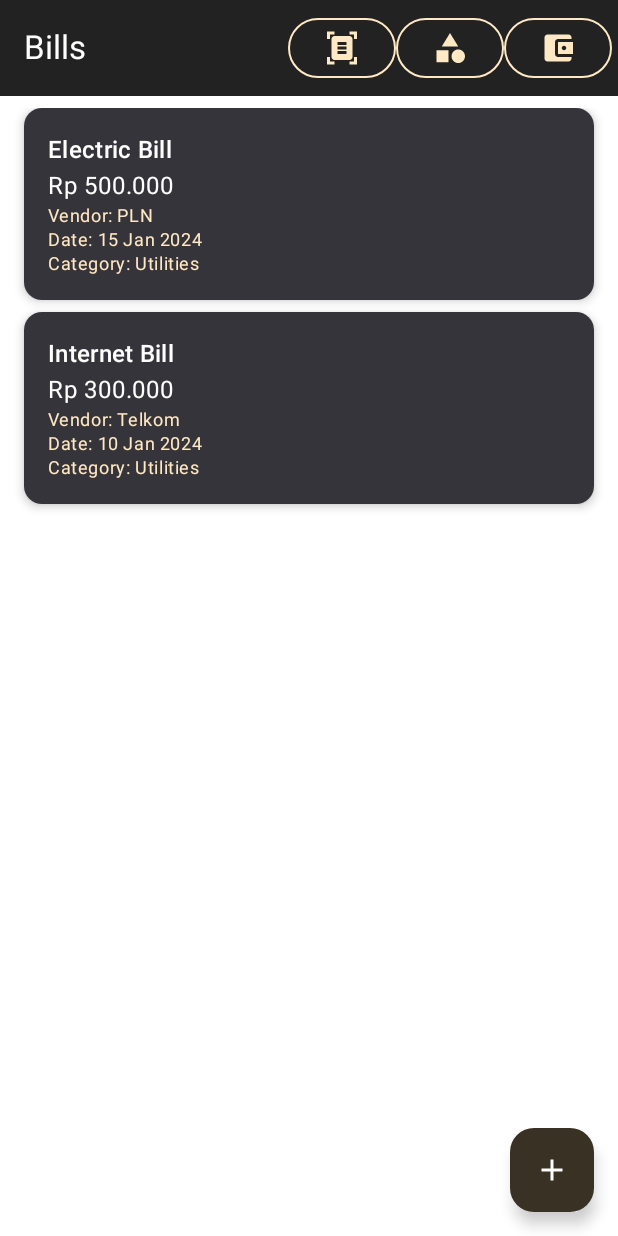
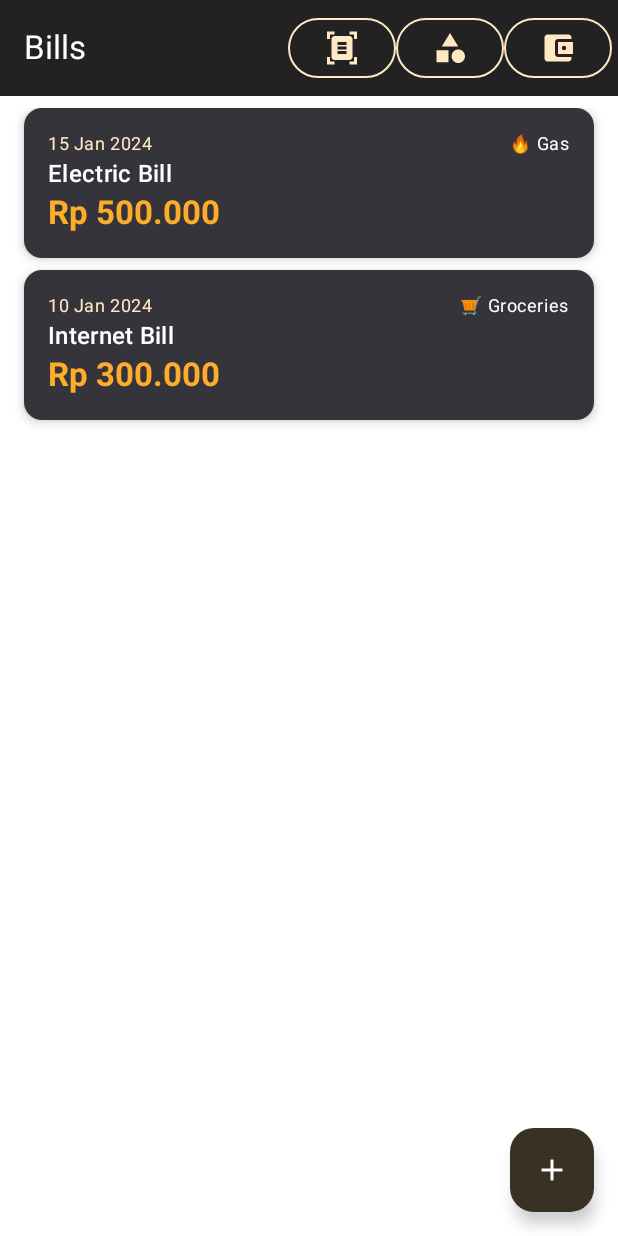
Before and after one commit to auliaadil/one-vault, an Android app built with Jetpack Compose: the @Preview function BillListScreenPreview, on a phone screen of 412 x 824 dp. Run offline under Robolectric (Android 15) with nearby library versions, the light colour scheme and no system bars.

Commit message:
Refactor bill category from string to ID reference and adjust UI
This commit refactors the bill data model to use a `categoryId` (Long) instead of a `category` (String), establishing a proper relationship with the `BillCategory` entity.

Key changes:
- Updated the `BillEntity` database schema to replace the `category` text column with `categoryId`.
- Modified the `Bill` data model and repository to use `categoryId`.
- Updated the Bill Form, List, and Detail screens to handle the new `categoryId` relationship.
- Refined the `BillCard` UI to display more information, including the category icon.
- Changed the "Vendor" field label to "Vendor (Optional)" for clarity.

```diff
--- a/app/src/main/java/com/adilstudio/project/onevault/di/viewModelModule.kt
+++ b/app/src/main/java/com/adilstudio/project/onevault/di/viewModelModule.kt
@@ -12,7 +12,7 @@ import org.koin.core.module.dsl.viewModel
 import org.koin.dsl.module
 
 val viewModelModule = module {
-    viewModel { BillTrackerViewModel(get(), get(), get(), get()) }
+    viewModel { BillTrackerViewModel(get(), get(), get(), get(), get(), get()) }
     viewModel { BillCategoryViewModel(get(), get(), get(), get(), get(), get()) }
     viewModel { CredentialListViewModel(get(), get()) }
     viewModel { FileVaultViewModel() }
--- a/app/src/main/java/com/adilstudio/project/onevault/domain/model/Bill.kt
+++ b/app/src/main/java/com/adilstudio/project/onevault/domain/model/Bill.kt
@@ -7,7 +7,7 @@ import java.time.LocalDate
 data class Bill(
     val id: Long,
     val title: String,
-    val category: String? = null, // Optional category
+    val categoryId: Long? = null, // Reference to BillCategory
     val amount: Double,
     val vendor: String,
     val billDate: String, // Store as ISO date string (YYYY-MM-DD)
--- a/app/src/main/java/com/adilstudio/project/onevault/domain/model/BillCategory.kt
+++ b/app/src/main/java/com/adilstudio/project/onevault/domain/model/BillCategory.kt
@@ -25,4 +25,12 @@ data class BillCategory(
     val isEditable: Boolean = true,
     val createdAt: Long,
     val updatedAt: Long
-)
+) {
+    fun getIconAndName(): String {
+        return if (icon.isEmpty()) {
+            name
+        } else {
+            "$icon $name"
+        }
+    }
+}
--- a/app/src/main/java/com/adilstudio/project/onevault/presentation/bill/BillListScreen.kt
+++ b/app/src/main/java/com/adilstudio/project/onevault/presentation/bill/BillListScreen.kt
@@ -2,6 +2,7 @@ package com.adilstudio.project.onevault.presentation.bill
 
 import android.net.Uri
 import androidx.compose.foundation.layout.Arrangement
+import androidx.compose.foundation.layout.Box
 import androidx.compose.foundation.layout.Column
 import androidx.compose.foundation.layout.Row
 import androidx.compose.foundation.layout.Spacer
@@ -9,6 +10,7 @@ import androidx.compose.foundation.layout.fillMaxSize
 import androidx.compose.foundation.layout.fillMaxWidth
 import androidx.compose.foundation.layout.padding
 import androidx.compose.foundation.layout.size
+import androidx.compose.foundation.layout.width
 import androidx.compose.foundation.lazy.LazyColumn
 import androidx.compose.material.icons.Icons
 import androidx.compose.material.icons.filled.AccountBalanceWallet
@@ -34,11 +36,14 @@ import androidx.compose.ui.Alignment
 import androidx.compose.ui.Modifier
 import androidx.compose.ui.res.dimensionResource
 import androidx.compose.ui.res.stringResource
+import androidx.compose.ui.text.font.FontWeight
 import androidx.compose.ui.tooling.preview.Preview
 import com.adilstudio.project.onevault.R
 import com.adilstudio.project.onevault.core.util.DateUtil
 import com.adilstudio.project.onevault.core.util.RupiahFormatter
 import com.adilstudio.project.onevault.domain.model.Bill
+import com.adilstudio.project.onevault.domain.model.BillCategory
+import com.adilstudio.project.onevault.domain.model.CategoryType
 import com.adilstudio.project.onevault.presentation.component.EmptyState
 import com.adilstudio.project.onevault.presentation.component.GenericScreen
 import com.adilstudio.project.onevault.ui.theme.OneVaultTheme
@@ -52,10 +57,12 @@ fun BillListScreen(
     onManageCategories: () -> Unit = {},
     onEditBill: (Bill) -> Unit = {},
     onManageAccounts: () -> Unit = {},
-    onAddBillWithScannedImage: (Uri) -> Unit = {}, // Changed to pass image URI
-    showScannerDialog: Boolean = false // New parameter for tile service
+    onAddBillWithScannedImage: (Uri) -> Unit = {},
+    showScannerDialog: Boolean = false
 ) {
     val bills = billTrackerViewModel.bills.collectAsState().value
+    val categories = billTrackerViewModel.categories.collectAsState().value
+    val accounts = billTrackerViewModel.accounts.collectAsState().value
 
     // Scanner dialog state
     var showScannerDialogState by remember { mutableStateOf(showScannerDialog) }
@@ -105,6 +112,7 @@ fun BillListScreen(
     ) { paddingValues ->
         BillListContent(
             bills = bills,
+            categories = categories,
             onViewDetail = { bill ->
                 selectedBill = bill
                 showBillDetailSheet = true
@@ -130,7 +138,9 @@ fun BillListScreen(
                 showBillDetailSheet = false
                 selectedBill = null
                 billTrackerViewModel.deleteBill(billId)
-            }
+            },
+            categories = categories,
+            accounts = accounts
         )
     }
 
@@ -150,45 +160,52 @@ fun BillListScreen(
 @Composable
 fun BillCard(
     bill: Bill,
+    categories: List<BillCategory>,
     onClick: () -> Unit
 ) {
+    val category = bill.categoryId?.let { id ->
+        categories.find { it.id == id }
+    }
     Card(
         modifier = Modifier.fillMaxWidth(),
         onClick = onClick,
         elevation = CardDefaults.cardElevation(defaultElevation = dimensionResource(R.dimen.spacing_xs))
     ) {
-        Column(modifier = Modifier.padding(dimensionResource(R.dimen.spacing_large))) {
         Row(
-                modifier = Modifier.fillMaxWidth(),
+            modifier = Modifier
+                .fillMaxWidth()
+                .padding(dimensionResource(R.dimen.spacing_large)),
             horizontalArrangement = Arrangement.SpaceBetween,
             verticalAlignment = Alignment.Top
         ) {
             Column(modifier = Modifier.weight(1f)) {
-                    Text(bill.title, style = MaterialTheme.typography.titleMedium)
-                    Text(RupiahFormatter.formatWithRupiahPrefix(bill.amount.toLong()))
-                    Text(
-                        stringResource(R.string.vendor_field, bill.vendor),
-                        style = MaterialTheme.typography.bodySmall,
-                        color = MaterialTheme.colorScheme.onSurfaceVariant
-                    )
                 val formattedDate = DateUtil.isoStringToLocalDate(bill.billDate)?.let { date ->
                     DateUtil.formatDateForDisplay(date)
                 } ?: bill.billDate
                 Text(
-                        stringResource(R.string.date_label, formattedDate),
+                    text = formattedDate,
                     style = MaterialTheme.typography.bodySmall,
                     color = MaterialTheme.colorScheme.onSurfaceVariant
                 )
+                Text(bill.title, style = MaterialTheme.typography.titleMedium)
                 Text(
-                        stringResource(
-                            R.string.category_label,
-                            bill.category ?: stringResource(R.string.no_category)
-                        ),
-                        style = MaterialTheme.typography.bodySmall,
-                        color = MaterialTheme.colorScheme.onSurfaceVariant
+                    text = RupiahFormatter.formatWithRupiahPrefix(bill.amount.toLong()),
+                    style = MaterialTheme.typography.titleLarge,
+                    color = if (bill.amount >= 0)
+                        MaterialTheme.colorScheme.primary
+                    else
+                        MaterialTheme.colorScheme.error,
+                    fontWeight = FontWeight.Bold
                 )
             }
-            }
+            // Category icon + name at top right, max width 80dp, max 2 lines
+            Text(
+                text = category?.getIconAndName() ?: stringResource(R.string.no_category),
+                style = MaterialTheme.typography.bodySmall,
+                color = MaterialTheme.colorScheme.onSurface,
+                maxLines = 2,
+                overflow = androidx.compose.ui.text.style.TextOverflow.Ellipsis,
+            )
         }
     }
 }
@@ -196,6 +213,7 @@ fun BillCard(
 @Composable
 fun BillListContent(
     bills: List<Bill>,
+    categories: List<BillCategory>,
     onViewDetail: (Bill) -> Unit,
     modifier: Modifier = Modifier
 ) {
@@ -219,6 +237,7 @@ fun BillListContent(
                     val bill = bills[idx]
                     BillCard(
                         bill = bill,
+                        categories = categories,
                         onClick = { onViewDetail(bill) }
                     )
                 }
@@ -230,7 +249,15 @@ fun BillListContent(
 @Preview(showBackground = true)
 @Composable
 fun BillListScreenPreview() {
-    // Create mock bills for preview
+    // Create mock categories for preview
+    val currentTime = System.currentTimeMillis()
+    val mockCategories = listOf(
+        BillCategory(id = 1, name = "Gas", icon = "🔥", color = "#FF5722", type = CategoryType.UTILITIES, isEditable = false, createdAt = currentTime, updatedAt = currentTime),
+        BillCategory(id = 2, name = "Groceries", icon = "🛒", color = "#8BC34A", type = CategoryType.FOOD_AND_DINING, isEditable = false, createdAt = currentTime, updatedAt = currentTime),
+        BillCategory(id = 3, name = "Dining Out", icon = "🍽️", color = "#FF9800", type = CategoryType.FOOD_AND_DINING, isEditable = false, createdAt = currentTime, updatedAt = currentTime),
+        BillCategory(id = 4, name = "Coffee & Beverages", icon = "☕", color = "#8D6E63", type = CategoryType.FOOD_AND_DINING, isEditable = false, createdAt = currentTime, updatedAt = currentTime),
+        BillCategory(id = 5, name = "School Fees", icon = "🎓", color = "#2196F3", type = CategoryType.EDUCATION, isEditable = false, createdAt = currentTime, updatedAt = currentTime),
+    )
     val mockBills = listOf(
         Bill(
             id = 1,
@@ -238,7 +265,7 @@ fun BillListScreenPreview() {
             vendor = "PLN",
             amount = 500000.0,
             billDate = "2024-01-15",
-            category = "Utilities",
+            categoryId = 1,
             imagePath = null
         ),
         Bill(
@@ -247,11 +274,10 @@ fun BillListScreenPreview() {
             vendor = "Telkom",
             amount = 300000.0,
             billDate = "2024-01-10",
-            category = "Utilities",
+            categoryId = 2,
             imagePath = "/path/to/image"
         )
     )
-
     OneVaultTheme(
         darkTheme = true
     ) {
@@ -289,6 +315,7 @@ fun BillListScreenPreview() {
         ) {
             BillListContent(
                 bills = mockBills,
+                categories = mockCategories,
                 onViewDetail = {}
             )
         }
--- a/app/src/main/java/com/adilstudio/project/onevault/presentation/bill/TextSelectionDialog.kt
+++ b/app/src/main/java/com/adilstudio/project/onevault/presentation/bill/TextSelectionDialog.kt
@@ -138,7 +138,7 @@ fun TextSelectionDialog(
                                         )
                                     ) {
                                         Text(
-                                            stringResource(R.string.vendor),
+                                            stringResource(R.string.vendor_optional),
                                             style = MaterialTheme.typography.labelSmall
                                         )
                                     }
--- a/app/src/main/res/values/dimens.xml
+++ b/app/src/main/res/values/dimens.xml
@@ -60,6 +60,9 @@
     <dimen name="height_fixed_medium">200dp</dimen>
     <dimen name="height_fixed_large">240dp</dimen>
 
+    <!-- Layout widths  -->
+    <dimen name="width_fixed_xs">96dp</dimen>
+
     <!-- Text character limits -->
     <dimen name="character_input_limit">2</dimen>
 </resources>
--- a/app/src/main/res/values/strings.xml
+++ b/app/src/main/res/values/strings.xml
@@ -16,7 +16,8 @@
     <string name="no_category">No Category</string>
     <string name="amount">Amount</string>
     <string name="amount_placeholder">Enter bill amount</string>
-    <string name="vendor">Vendor</string>
+    <string name="vendor_optional">Vendor (Optional)</string>
+    <string name="no_vendor">No Vendor</string>
     <string name="vendor_placeholder">e.g., PLN, Telkom, Shopee</string>
     <string name="bill_date">Bill Date</string>
     <string name="attachment">Attachment</string>
```
Also changed, not shown: app/src/main/java/com/adilstudio/project/onevault/data/repository/BillRepositoryImpl.kt (+6 -6 lines), app/src/main/java/com/adilstudio/project/onevault/presentation/bill/BillDetailBottomSheet.kt (+29 -10 lines), app/src/main/java/com/adilstudio/project/onevault/presentation/bill/BillFormScreen.kt (+5 -7 lines), app/src/main/java/com/adilstudio/project/onevault/presentation/bill/BillScannerDialog.kt (+1 -7 lines), app/src/main/java/com/adilstudio/project/onevault/presentation/bill/BillTrackerViewModel.kt (+27 -1 lines), 1 other file. Lines whose indentation alone changed are shown as unchanged.
